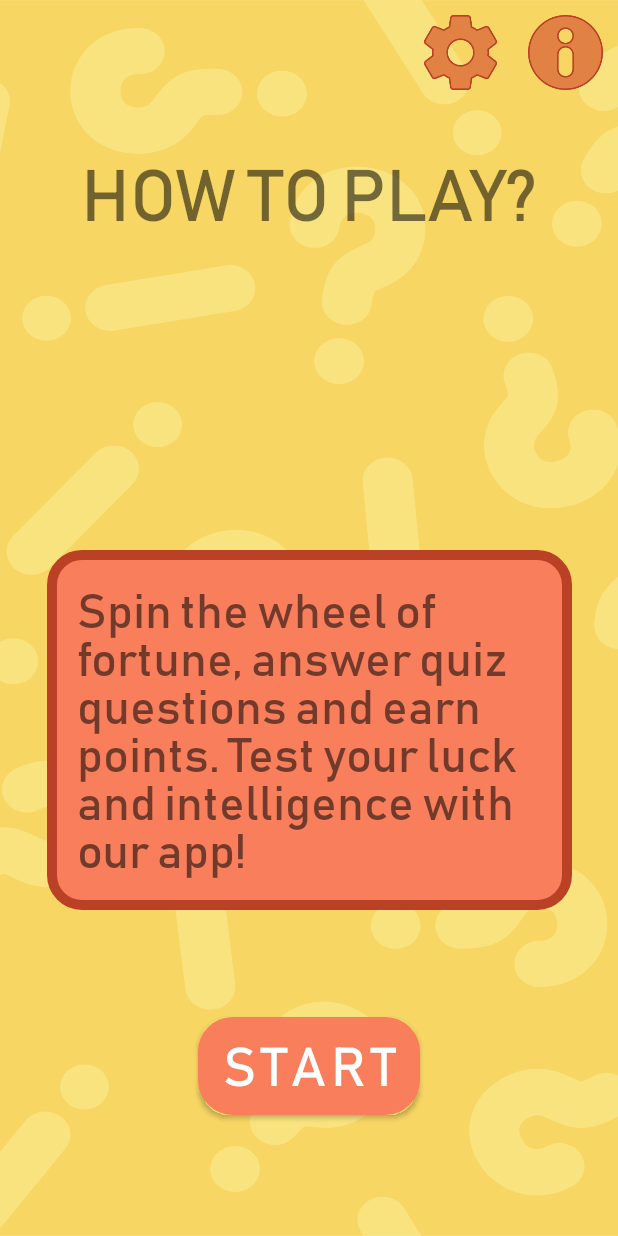
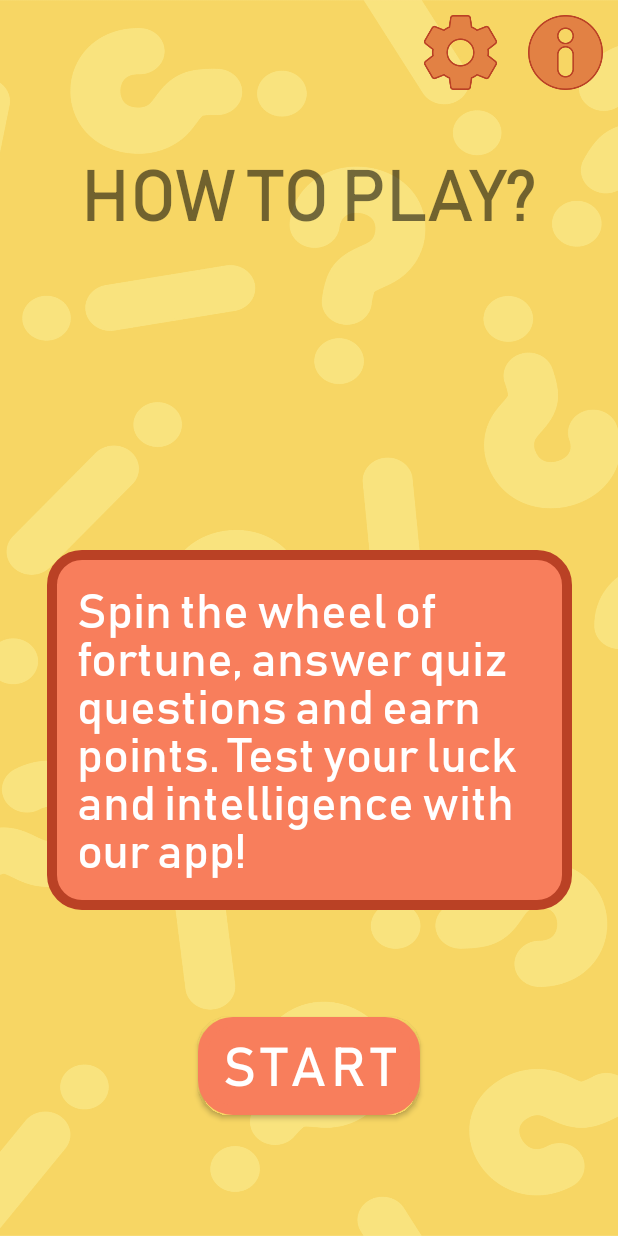
Before and after one commit to Ulianovaaa/FortuneWheel, an Android app: the InfoFragment screen opened through its navigation route, on a phone screen of 412 x 824 dp. Run offline under Robolectric (Android 15) with nearby library versions, the phone set to English and light mode, and no system bars.

Commit message:
музончик

```diff
--- a/app/src/main/java/com/izzzya/fortunewheel/MainActivity.kt
+++ b/app/src/main/java/com/izzzya/fortunewheel/MainActivity.kt
@@ -1,5 +1,6 @@
 package com.izzzya.fortunewheel
 
+import android.media.MediaPlayer
 import androidx.appcompat.app.AppCompatActivity
 import android.os.Bundle
 import android.view.View
@@ -7,6 +8,8 @@ import android.widget.ImageView
 import androidx.navigation.findNavController
 
 class MainActivity : AppCompatActivity() {
+    lateinit var player: MediaPlayer
+
     override fun onCreate(savedInstanceState: Bundle?) {
         super.onCreate(savedInstanceState)
         setContentView(R.layout.activity_main)
@@ -22,6 +25,11 @@ class MainActivity : AppCompatActivity() {
             view.findNavController().navigate(R.id.action_global_settingsFragment)
         }
 
+        //music
+        player = MediaPlayer.create(this, R.raw.music)
+            player.start()
+
+
         //hiding ui
         this.window.decorView.systemUiVisibility = (View.SYSTEM_UI_FLAG_LAYOUT_STABLE
                 or View.SYSTEM_UI_FLAG_LAYOUT_HIDE_NAVIGATION
--- a/app/src/main/res/layout/fragment_info.xml
+++ b/app/src/main/res/layout/fragment_info.xml
@@ -16,7 +16,7 @@
             android:layout_width="wrap_content"
             android:layout_height="wrap_content"
             android:layout_marginVertical="20dp"
-            android:text="how to play?"
+            android:text="@string/how_to_play"
             android:textAllCaps="true"
             android:textSize="48sp"
             app:layout_constraintEnd_toEndOf="parent"
@@ -25,6 +25,7 @@
 
         <TextView
             android:id="@+id/textView6"
+            android:textColor="@color/white"
             android:layout_width="wrap_content"
             android:layout_height="wrap_content"
             android:breakStrategy="simple"
--- a/app/src/main/res/values/colors.xml
+++ b/app/src/main/res/values/colors.xml
@@ -3,9 +3,6 @@
     <color name="orange">#F87E5C</color>
     <color name="orange_dark">#BA4125</color>
     <color name="yellow">#FFE767</color>
-    <color name="purple_700">#FF3700B3</color>
-    <color name="teal_200">#FF03DAC5</color>
-    <color name="teal_700">#FF018786</color>
     <color name="black">#FF000000</color>
     <color name="white">#FFFFFFFF</color>
 </resources>
--- a/app/src/main/res/values/strings.xml
+++ b/app/src/main/res/values/strings.xml
@@ -1,8 +1,8 @@
 <resources>
-    <string name="app_name">FortuneWheel</string>
-    <!-- TODO: Remove or change this placeholder text -->
+    <string name="app_name">Fortune Wheel</string>
     <string name="hello_blank_fragment">Hello blank fragment</string>
     <string name="start">START</string>
     <string name="wheel_of_fortune">WHEEL OF FORTUNE</string>
     <string name="guide">Spin the wheel of fortune, answer quiz questions and earn points. Test your luck and intelligence with our app!</string>
+    <string name="how_to_play">how to play?</string>
 </resources>
--- a/app/src/main/res/values/themes.xml
+++ b/app/src/main/res/values/themes.xml
@@ -7,7 +7,7 @@
         <!-- Secondary brand color. -->
         <item name="colorOnSecondary">@color/black</item>
         <item name="android:fontFamily">@font/appfont</item>
-
+        <item name="colorAccent">@color/orange_dark</item>
     </style>
 
 </resources>
```
Also changed, not shown: 1 other file.
